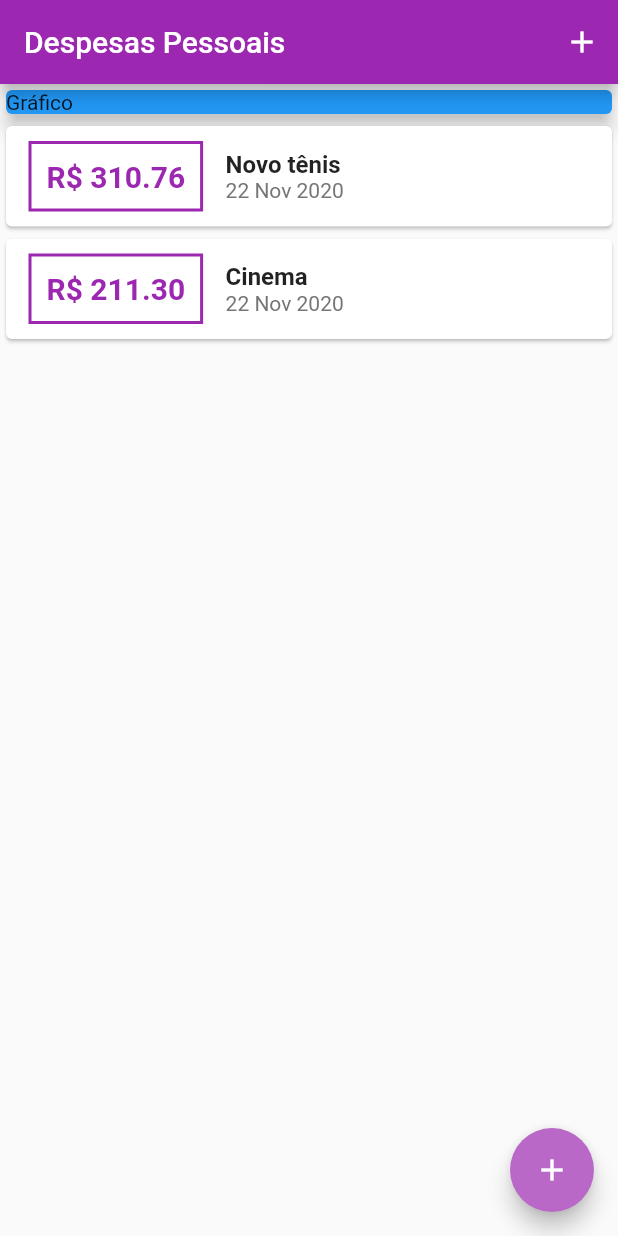
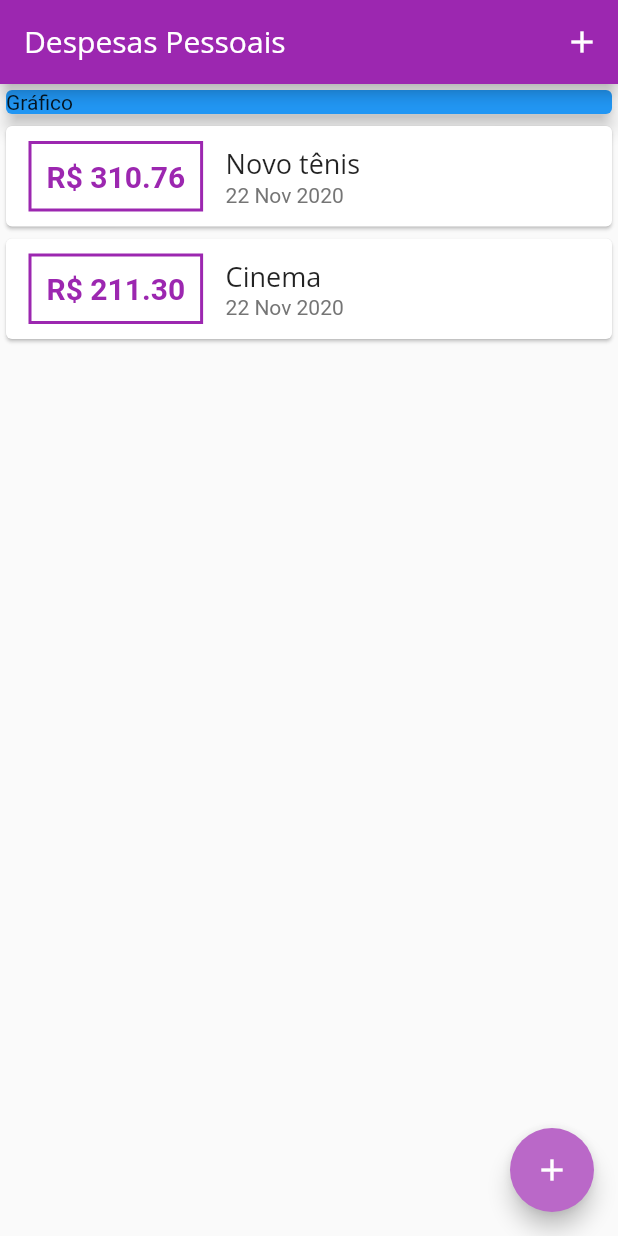
Before and after one commit to tocalopes/Flutter-app-despesas-pessois-cod3r, a Flutter app: the screen it shows after launch, on a phone screen of 412 x 824 dp. Run offline on Flutter 3.47's test engine with Material 2 defaults, Android fonts, the phone set to English and light mode, and no system bars.

Commit message:
text decoration theme

```diff
--- a/lib/components/transaction_list.dart
+++ b/lib/components/transaction_list.dart
@@ -41,10 +41,7 @@ class TransactionList extends StatelessWidget {
                     children: [
                       Text(
                         tr.title,
-                        style: TextStyle(
-                          fontSize: 16,
-                          fontWeight: FontWeight.bold,
-                        ),
+                        style: Theme.of(context).textTheme.headline6,
                       ),
                       Text(
                         DateFormat('d MMM y').format(tr.date),
--- a/lib/main.dart
+++ b/lib/main.dart
@@ -16,24 +16,35 @@ class ExpensesApp extends StatelessWidget {
     return MaterialApp(
       home: MyHomePage(),
       theme: ThemeData(
-        primarySwatch: Colors.purple,
+        primarySwatch: Colors.purple, //range de cores
         accentColor: Colors.purple[300],
+        fontFamily: 'Quicksand',
+        textTheme: ThemeData.light().textTheme.copyWith(
+          headline6: TextStyle(
+            fontFamily: 'OpenSans',
+            fontSize: 18,
+          ),
+        ),
+        appBarTheme: AppBarTheme(
+          textTheme: ThemeData.light().textTheme.copyWith(
+            headline6: TextStyle(
+              fontFamily: 'OpenSans',
+              fontSize: 20,
+            ),
+          ),
+        ),
       ),
     );
   }
 }
 
 class MyHomePage extends StatefulWidget {
-
   @override
   _MyHomePageState createState() => _MyHomePageState();
-
 }
 
 class _MyHomePageState extends State<MyHomePage> {
-
-
-   final _transactions = [
+  final _transactions = [
     Transaction(
       id: 't1',
       title: 'Novo tênis',
@@ -48,12 +59,12 @@ class _MyHomePageState extends State<MyHomePage> {
     )
   ];
 
-   _addTransaction (String title, double value){
+  _addTransaction(String title, double value) {
     final newTransaction = Transaction(
-      id : Random().nextDouble().toString(),
+      id: Random().nextDouble().toString(),
       title: title,
-      value : value,
-      date : DateTime.now(),
+      value: value,
+      date: DateTime.now(),
     );
 
     setState(() {
@@ -61,7 +72,6 @@ class _MyHomePageState extends State<MyHomePage> {
     });
 
     Navigator.of(context).pop();
-
   }
 
   _openTransactionFormModal(BuildContext context) {
@@ -77,7 +87,9 @@ class _MyHomePageState extends State<MyHomePage> {
   Widget build(BuildContext context) {
     return Scaffold(
       appBar: AppBar(
-        title: Text("Despesas Pessoais"),
+        title: Text(
+          "Despesas Pessoais",
+        ),
         actions: [
           IconButton(
             icon: Icon(Icons.add),
```
Also changed, not shown: pubspec.yaml (+11 -6 lines), assets/fonts/OpenSans-Bold.ttf (added), assets/fonts/OpenSans-Regular.ttf (added), assets/fonts/Quicksand-Bold.ttf (added), assets/fonts/Quicksand-Light.ttf (added), assets/fonts/Quicksand-Medium.ttf (added), assets/fonts/Quicksand-Regular.ttf (added).
